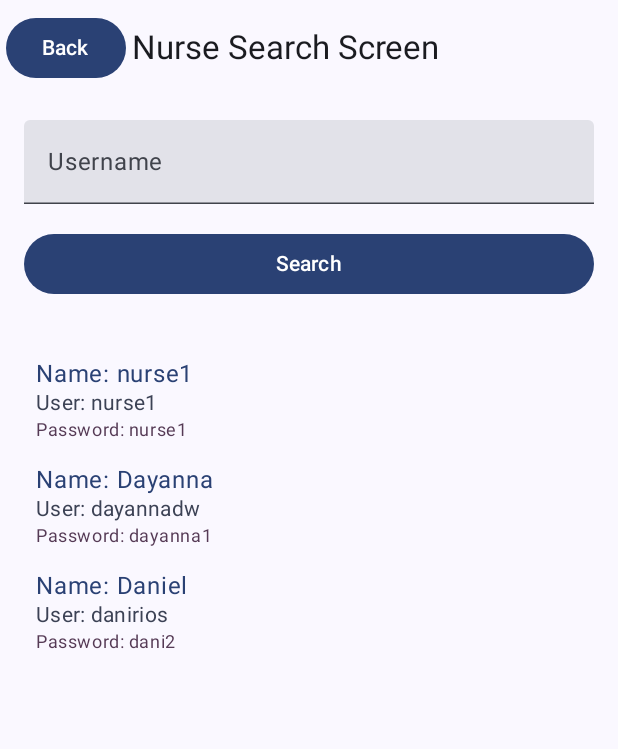
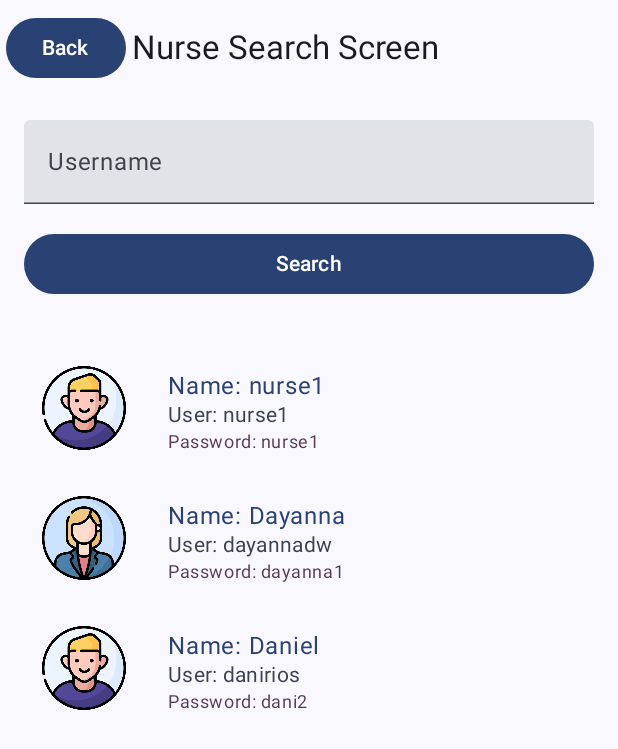
Before and after one commit to dinanli2002/frontendgroup, an Android app built with Jetpack Compose: the composable SearchNurseScreen shown on its own in the app's theme, after a tap on "Search", on a phone screen of 412 x 824 dp. Shown: the top 749 px of the screen. Run offline under Robolectric (Android 15) with nearby library versions, the phone set to English and light mode, and no system bars.

Commit message:
NurseList with pictures

```diff
--- a/app/src/main/java/com/example/frontendgroup/MainActivity.kt
+++ b/app/src/main/java/com/example/frontendgroup/MainActivity.kt
@@ -215,7 +215,7 @@ fun SearchNurseScreen(onNavigateToNurseInfo: () -> Unit, onNavigateBack: () -> U
     Scaffold(
         topBar = {
             TopAppBar(
-                title = { Text("Nurse Search Screen") },  // Corregido el título
+                title = { Text("Nurse Search Screen") },
                 navigationIcon = {
                     Button(onClick = onNavigateBack) { Text("Back") }
                 }
--- a/app/src/main/java/com/example/frontendgroup/NurseList.kt
+++ b/app/src/main/java/com/example/frontendgroup/NurseList.kt
@@ -1,37 +1,41 @@
 package com.example.frontendgroup
 
-import androidx.compose.foundation.layout.Column
+import androidx.compose.foundation.Image
+import androidx.compose.foundation.layout.*
 import androidx.compose.foundation.lazy.LazyColumn
-import androidx.compose.foundation.layout.fillMaxSize
-import androidx.compose.foundation.layout.padding
 import androidx.compose.foundation.lazy.items
 import androidx.compose.material3.Button
 import androidx.compose.material3.MaterialTheme
 import androidx.compose.material3.Text
 import androidx.compose.runtime.Composable
 import androidx.compose.ui.Modifier
+import androidx.compose.ui.layout.ContentScale
+import androidx.compose.ui.res.painterResource
 import androidx.compose.ui.unit.dp
 
 data class Nurse(
     var name: String,
     var user: String,
     var password: String,
+    var photoResId: Int,
+    //modify the data class to accept url photo
+   // var photoNurseUrl: String,
 )
 
 // Lista de enfermeras
 val nurses = listOf(
-    Nurse("nurse1", "nurse1", "nurse1"),
-    Nurse("Dayanna", "dayannadw", "dayanna1"),
-    Nurse("Daniel", "danirios", "dani2"),
-    Nurse("Dinan", "dinanli", "dinan3"),
-    Nurse("Alberto", "albertore", "albert4"),
-    Nurse("nurse2", "nurse2", "nurse2"),
-    Nurse("nurse3", "nurse3", "nurse3"),
-    Nurse("nurse4", "nurse4", "nurse4"),
-    Nurse("nurse5", "nurse5", "nurse5"),
-    Nurse("nurse6", "nurse6", "nurse6"),
-    Nurse("nurse7", "nurse7", "nurse7"),
-    Nurse("nurse8", "nurse8", "nurse8"),
+    Nurse("nurse1", "nurse1", "nurse1",R.drawable.imagen2),
+    Nurse("Dayanna", "dayannadw", "dayanna1",R.drawable.imagen),
+    Nurse("Daniel", "danirios", "dani2",R.drawable.imagen2),
+    Nurse("Dinan", "dinanli", "dinan3",R.drawable.imagen2),
+    Nurse("Alberto", "albertore", "albert4",R.drawable.imagen2),
+    Nurse("nurse2", "nurse2", "nurse2",R.drawable.imagen),
+    Nurse("nurse3", "nurse3", "nurse3",R.drawable.imagen),
+    Nurse("nurse4", "nurse4", "nurse4",R.drawable.imagen2),
+    Nurse("nurse5", "nurse5", "nurse5",R.drawable.imagen),
+    Nurse("nurse6", "nurse6", "nurse6",R.drawable.imagen),
+    Nurse("nurse7", "nurse7", "nurse7",R.drawable.imagen2),
+    Nurse("nurse8", "nurse8", "nurse8",R.drawable.imagen2),
 )
 
 @Composable
@@ -44,10 +48,11 @@ fun NurseList(onBackPressed: () -> Unit) {
             Text("Back", style = MaterialTheme.typography.bodyLarge)
         }
 
-
-        LazyColumn(modifier = Modifier
+        LazyColumn(
+            modifier = Modifier
                 .fillMaxSize()
-            .padding(16.dp)) {
+                .padding(16.dp)
+        ) {
             items(nurses) { nurse ->
                 NurseItem(nurse = nurse)
             }
@@ -57,8 +62,24 @@ fun NurseList(onBackPressed: () -> Unit) {
 
 @Composable
 fun NurseItem(nurse: Nurse) {
+    Row(
+        modifier = Modifier
+            .padding(8.dp)
+            .fillMaxWidth(),
+        horizontalArrangement = Arrangement.spacedBy(16.dp)
+    ) {
+        // Imagen de perfil
+        Image(
+            painter = painterResource(id = nurse.photoResId),
+            contentDescription = "Profile picture of ${nurse.name}",
+            modifier = Modifier
+                .size(64.dp)
+                .padding(4.dp),
+            contentScale = ContentScale.Crop // Ajustar imagen al contenedor
+        )
+
+        // Información de la enfermera
         Column(modifier = Modifier.padding(8.dp)) {
-
             Text(
                 text = "Name: ${nurse.name}",
                 style = MaterialTheme.typography.bodyLarge,
@@ -76,3 +97,4 @@ fun NurseItem(nurse: Nurse) {
             )
         }
     }
+}
```
Also changed, not shown: app/src/main/res/drawable/imagen.jpg (added), app/src/main/res/drawable/imagen2.jpg (added). Lines whose indentation alone changed are shown as unchanged.
